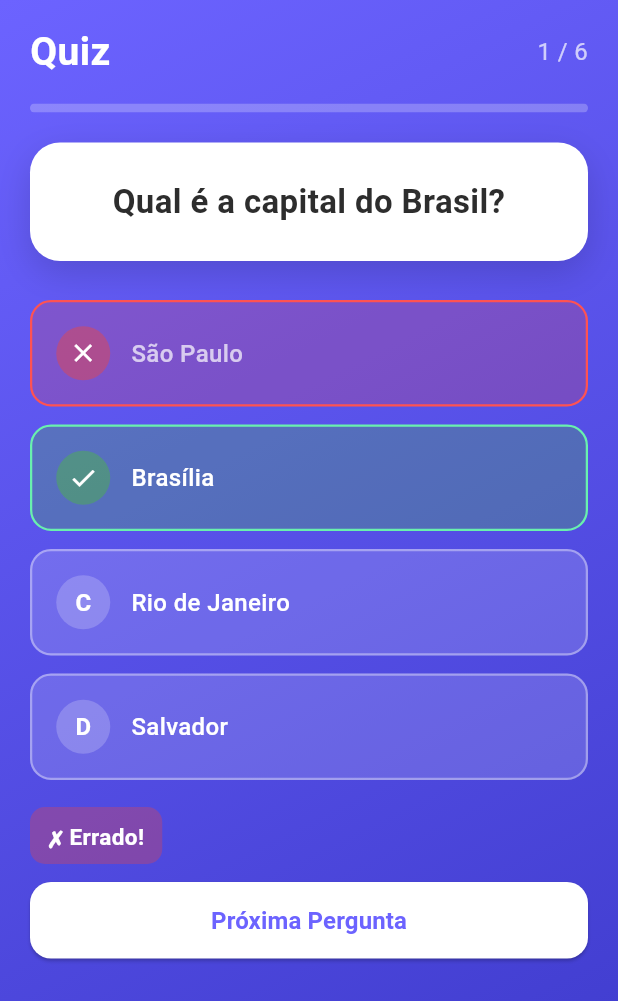
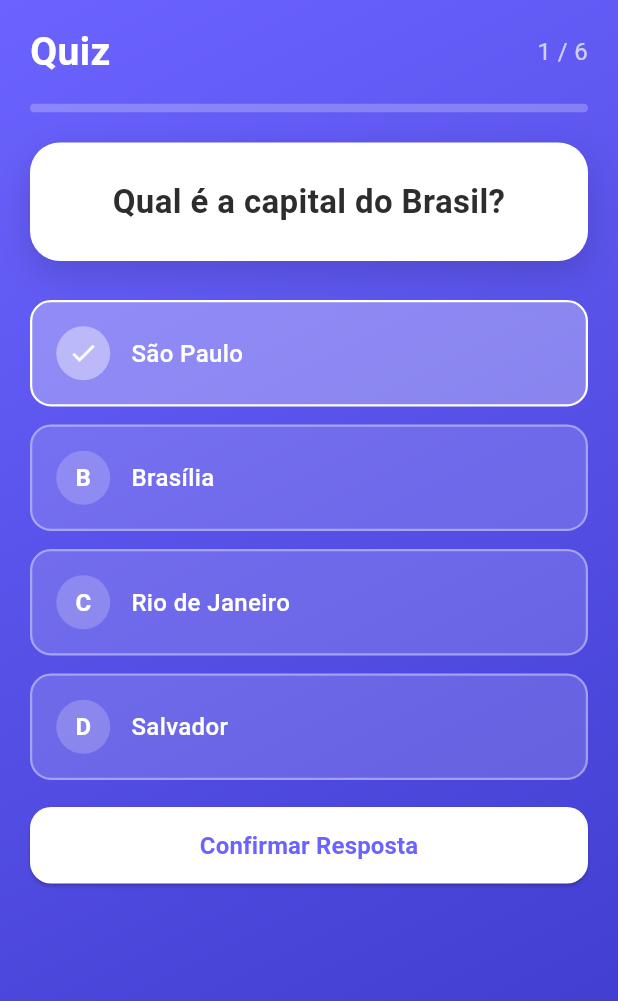
Before and after one commit to Victorlqz12/Projeto-quiz, a Flutter app: the screen it shows after launch, after a tap on an icon or button, on a phone screen of 412 x 824 dp. Shown: the top 1001 px of the screen. Run offline on Flutter 3.47's test engine with Material 3 defaults, Android fonts, the phone set to English and light mode, and no system bars.

Commit message:
Implementação de botão para confirmar resposta

```diff
--- a/lib/questionario.dart
+++ b/lib/questionario.dart
@@ -20,18 +20,27 @@ class Questionario extends StatefulWidget {
 
 class _QuestionarioState extends State<Questionario> {
   int? _respostaSelecionada;
+  bool _confirmada = false;
 
   @override
   void didUpdateWidget(Questionario oldWidget) {
     super.didUpdateWidget(oldWidget);
     if (oldWidget.perguntaSelecionada != widget.perguntaSelecionada) {
-      setState(() => _respostaSelecionada = null);
+      setState(() {
+        _respostaSelecionada = null;
+        _confirmada = false;
+      });
     }
   }
 
   void _selecionarResposta(int indice) {
-    if (_respostaSelecionada != null) return;
+    if (_confirmada) return;
     setState(() => _respostaSelecionada = indice);
+  }
+
+  void _confirmar() {
+    if (_respostaSelecionada == null) return;
+    setState(() => _confirmada = true);
   }
 
   @override
@@ -42,7 +51,7 @@ class _QuestionarioState extends State<Questionario> {
         (perguntas[idx]['respostas'] as List).cast();
 
     bool? acertou;
-    if (_respostaSelecionada != null) {
+    if (_confirmada && _respostaSelecionada != null) {
       acertou = respostas[_respostaSelecionada!]['correta'] as bool;
     }
 
@@ -54,12 +63,14 @@ class _QuestionarioState extends State<Questionario> {
           ...respostas.asMap().entries.map((entry) {
             final eCorreta = entry.value['correta'] as bool;
             EstadoResposta estado = EstadoResposta.normal;
-            if (_respostaSelecionada != null) {
+            if (_confirmada) {
               if (eCorreta) {
                 estado = EstadoResposta.correta;
               } else if (entry.key == _respostaSelecionada) {
                 estado = EstadoResposta.errada;
               }
+            } else if (entry.key == _respostaSelecionada) {
+              estado = EstadoResposta.selecionada;
             }
             return Resposta(
               entry.value['texto'] as String,
@@ -68,8 +79,30 @@ class _QuestionarioState extends State<Questionario> {
               estado: estado,
             );
           }),
-          if (_respostaSelecionada != null) ...[
-            const SizedBox(height: 12),
+          const SizedBox(height: 12),
+          if (!_confirmada && _respostaSelecionada != null)
+            Padding(
+              padding: const EdgeInsets.symmetric(horizontal: 20),
+              child: SizedBox(
+                width: double.infinity,
+                child: ElevatedButton(
+                  onPressed: _confirmar,
+                  style: ElevatedButton.styleFrom(
+                    backgroundColor: Colors.white,
+                    foregroundColor: const Color(0xFF6C63FF),
+                    padding: const EdgeInsets.symmetric(vertical: 14),
+                    shape: RoundedRectangleBorder(
+                      borderRadius: BorderRadius.circular(14),
+                    ),
+                  ),
+                  child: const Text(
+                    'Confirmar Resposta',
+                    style: TextStyle(fontSize: 16, fontWeight: FontWeight.bold),
+                  ),
+                ),
+              ),
+            ),
+          if (_confirmada) ...[
             Padding(
               padding: const EdgeInsets.symmetric(horizontal: 20),
               child: Align(
--- a/lib/resposta.dart
+++ b/lib/resposta.dart
@@ -1,6 +1,6 @@
 import 'package:flutter/material.dart';
 
-enum EstadoResposta { normal, correta, errada }
+enum EstadoResposta { normal, selecionada, correta, errada }
 
 class Resposta extends StatelessWidget {
   final String texto;
@@ -37,6 +37,11 @@ class Resposta extends StatelessWidget {
         borderColor = Colors.redAccent;
         textColor = Colors.white70;
         circleBg = Colors.red.withValues(alpha: 0.4);
+      case EstadoResposta.selecionada:
+        bgColor = Colors.white.withValues(alpha: 0.3);
+        borderColor = Colors.white;
+        textColor = Colors.white;
+        circleBg = Colors.white.withValues(alpha: 0.4);
       case EstadoResposta.normal:
         bgColor = Colors.white.withValues(alpha: 0.15);
         borderColor = Colors.white.withValues(alpha: 0.38);
@@ -49,6 +54,8 @@ class Resposta extends StatelessWidget {
       circuloConteudo = const Icon(Icons.check, color: Colors.white, size: 20);
     } else if (estado == EstadoResposta.errada) {
       circuloConteudo = const Icon(Icons.close, color: Colors.white, size: 20);
+    } else if (estado == EstadoResposta.selecionada) {
+      circuloConteudo = const Icon(Icons.check, color: Colors.white, size: 20);
     } else {
       circuloConteudo = Text(
         letra,
@@ -66,7 +73,9 @@ class Resposta extends StatelessWidget {
       child: Material(
         color: Colors.transparent,
         child: InkWell(
-          onTap: estado == EstadoResposta.normal ? quandoRespondido : null,
+          onTap: (estado == EstadoResposta.normal || estado == EstadoResposta.selecionada)
+              ? quandoRespondido
+              : null,
           borderRadius: BorderRadius.circular(14),
           child: Container(
             padding: const EdgeInsets.symmetric(horizontal: 16, vertical: 16),
```
